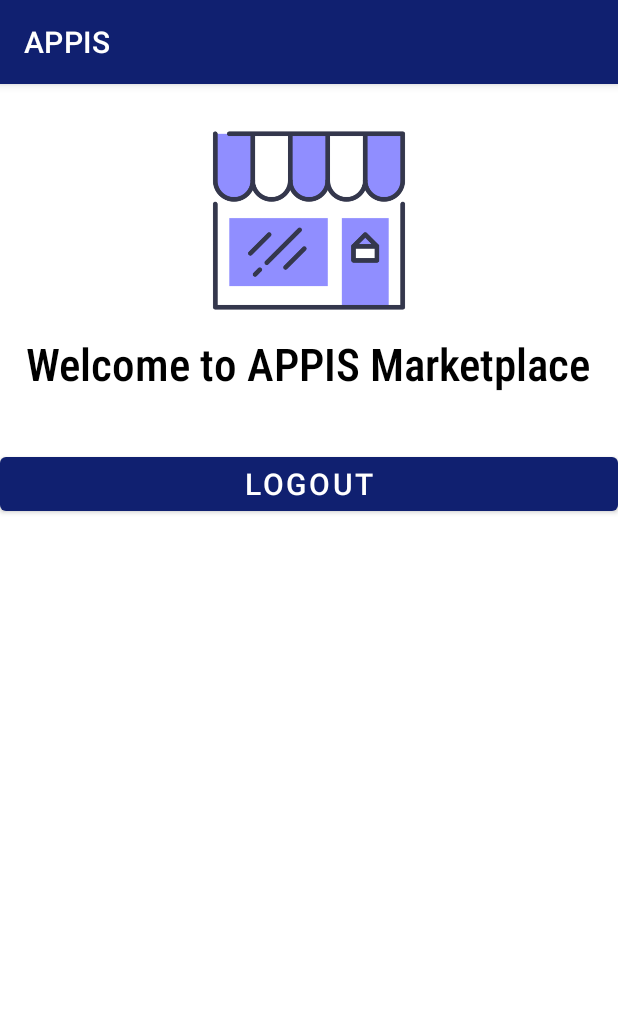
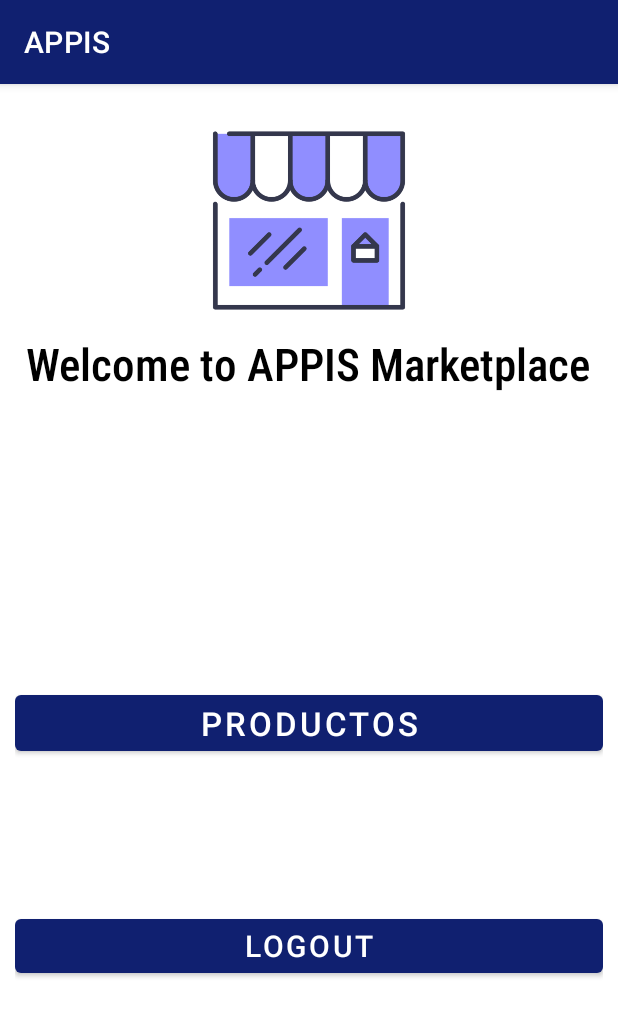
Before and after one commit to danipe95/trabajo, an Android app: the LoginActivity screen opened directly, with no data from a screen before it, on a phone screen of 412 x 824 dp. Shown: the top 1017 px of the screen. Run offline under Robolectric (Android 15) with nearby library versions, the phone set to English and light mode, and no system bars.

Commit message:
Arreglo de errores, conexion a productos y avance con Firebase

```diff
--- a/app/build.gradle
+++ b/app/build.gradle
@@ -32,6 +32,9 @@ android {
     kotlinOptions {
         jvmTarget = '1.8'
     }
+    buildFeatures {
+        viewBinding true
+    }
 }
 
 dependencies {
--- a/app/src/main/AndroidManifest.xml
+++ b/app/src/main/AndroidManifest.xml
@@ -11,6 +11,11 @@
         android:roundIcon="@mipmap/ic_launcher_round"
         android:supportsRtl="true"
         android:theme="@style/Theme.Job1">
+        <activity
+            android:name=".MainActivity2"
+            android:exported="false"
+            android:label="@string/title_activity_main2"
+            android:theme="@style/Theme.Job1.NoActionBar" />
         <activity
             android:name=".products"
             android:exported="false" />
--- a/app/src/main/java/com/example/job1/LoginActivity.kt
+++ b/app/src/main/java/com/example/job1/LoginActivity.kt
@@ -11,7 +11,11 @@ class LoginActivity : AppCompatActivity() {
         setContentView(R.layout.activity_login)
     }
 
-    fun onLogout(botonlogout:View) {
+    fun onProductos(botonProductos: View) {
+        val intento = Intent(this, products::class.java)
+        startActivity(intento)
+    }
+    fun onLogout(botonSalir: View) {
         val intento = Intent(this, MainActivity::class.java)
         startActivity(intento)
     }
--- a/app/src/main/res/layout/activity_login.xml
+++ b/app/src/main/res/layout/activity_login.xml
@@ -28,11 +28,21 @@
             android:gravity="center"
             android:textSize="30sp"/>
     </LinearLayout>
-    android:layout_width="match_parent"
-    android:layout_height="match_parent"
-    android:orientation="vertical"
-    android:layout_margin="10dp"
-    android:gravity="center_vertical">
+    <LinearLayout
+        android:layout_width="match_parent"
+        android:layout_height="match_parent"
+        android:orientation="vertical"
+        android:layout_margin="10dp"
+        android:gravity="center_vertical">
+
+    <Button
+        android:layout_width="match_parent"
+        android:layout_height="wrap_content"
+        android:textSize="22sp"
+        android:text="PRODUCTOS"
+        android:id="@+id/btn_producto"
+        android:onClick="onProductos"
+        android:layout_marginTop="10dp"/>
     <Button
         android:layout_width="match_parent"
         android:layout_height="wrap_content"
@@ -40,8 +50,8 @@
         android:text="Logout"
         android:id="@+id/btn_Logout"
         android:onClick="onLogout"
-        android:layout_marginTop="20dp"/>
+        android:layout_marginTop="100dp"/>
 
 
-
+    </LinearLayout>
 </LinearLayout>
--- a/app/src/main/res/layout/activity_products.xml
+++ b/app/src/main/res/layout/activity_products.xml
@@ -46,6 +46,7 @@
 
         <ImageButton
             android:id="@+id/icon_dog"
+            android:onClick="onDogs"
             android:layout_width="1dp"
             android:layout_height="wrap_content"
             android:layout_weight="1"
@@ -54,11 +55,12 @@
 
         <ImageButton
             android:id="@+id/icon_cat"
+            android:onClick="onCats"
             android:layout_width="0dp"
             android:layout_height="wrap_content"
             android:layout_weight="1"
             android:scaleType="centerInside"
-            app:srcCompat="@drawable/icon_cat" />
+            app:srcCompat="@drawable/icon_cat"/>
 
 
     </LinearLayout>
--- a/app/src/main/res/layout/activity_registro.xml
+++ b/app/src/main/res/layout/activity_registro.xml
@@ -48,10 +48,12 @@
             android:text="@string/client_lastname"
             android:textColor="@color/black"
             android:textSize="20sp"/>
+
         <EditText
             android:layout_width="match_parent"
             android:layout_height="wrap_content"
-            android:digits = "abcdefghijklmnopqrstuvwxyz ABCDEFGHIJKLMNOPQRSTUVWXYZ"/>
+            android:digits="abcdefghijklmnopqrstuvwxyz ABCDEFGHIJKLMNOPQRSTUVWXYZ"
+            tools:ignore="SpeakableTextPresentCheck" />
 
         <TextView
             android:layout_width="wrap_content"
--- a/app/src/main/res/values/themes.xml
+++ b/app/src/main/res/values/themes.xml
@@ -13,4 +13,13 @@
         <item name="android:statusBarColor" tools:targetApi="l">?attr/colorPrimaryVariant</item>
         <!-- Customize your theme here. -->
     </style>
+
+    <style name="Theme.Job1.NoActionBar">
+        <item name="windowActionBar">false</item>
+        <item name="windowNoTitle">true</item>
+    </style>
+
+    <style name="Theme.Job1.AppBarOverlay" parent="ThemeOverlay.AppCompat.Dark.ActionBar" />
+
+    <style name="Theme.Job1.PopupOverlay" parent="ThemeOverlay.AppCompat.Light" />
 </resources>
--- a/build.gradle
+++ b/build.gradle
@@ -7,7 +7,7 @@ buildscript {
     }
     dependencies {
         classpath "com.android.tools.build:gradle:7.0.3"
-        classpath "org.jetbrains.kotlin:kotlin-gradle-plugin:1.5.31"
+        classpath 'org.jetbrains.kotlin:kotlin-gradle-plugin:1.6.0'
         classpath 'com.google.gms:google-services:4.3.10'
 
         // NOTE: Do not place your application dependencies here; they belong
```
Also changed, not shown: app/src/main/java/com/example/job1/MainActivity.kt (+24 -9 lines), app/src/main/java/com/example/job1/products.kt (+12 -0 lines), app/src/main/java/com/example/job1/registro.kt (+8 -0 lines), app/src/main/res/layout/activity_cats.xml (+5 -4 lines), app/src/main/res/layout/activity_dogs.xml (+7 -5 lines), app/src/main/res/layout/activity_main.xml (+36 -2 lines), app/src/main/res/values/strings.xml (+11 -0 lines), app/src/main/res/drawable-v24/facebook.png (added), app/src/main/res/drawable-v24/google.png (added).
